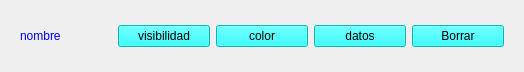
First picture: the form in frontend/ListWidget.ui, repository odevincenti/TC-TP1, before the edit.
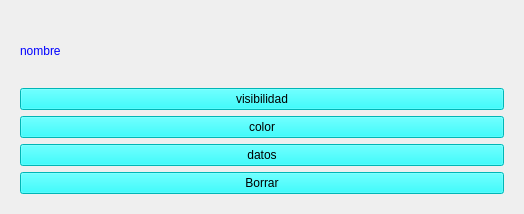
Second picture: the form after the edit.

What changed in the file:
```diff
--- a/frontend/ListWidget.ui
+++ b/frontend/ListWidget.ui
@@ -7,7 +7,7 @@
     <x>0</x>
     <y>0</y>
     <width>524</width>
-    <height>72</height>
+    <height>214</height>
    </rect>
   </property>
   <property name="windowTitle">
@@ -19,7 +19,7 @@
      <property name="enabled">
       <bool>true</bool>
      </property>
-     <layout class="QHBoxLayout" name="horizontalLayout_2">
+     <layout class="QVBoxLayout" name="verticalLayout">
       <item>
        <widget class="QLabel" name="nombre_list">
         <property name="styleSheet">
```
